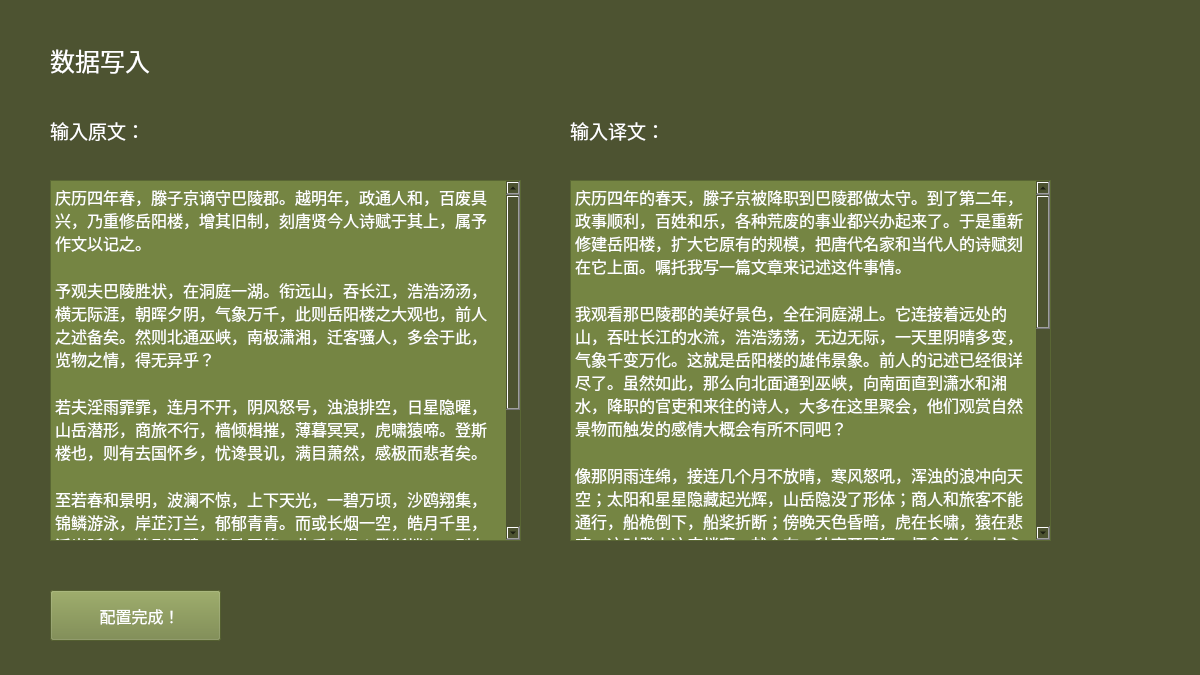
liyuxuan2003/EgretPoetry, file DataInputConfigSource.ui: the form before one commit.
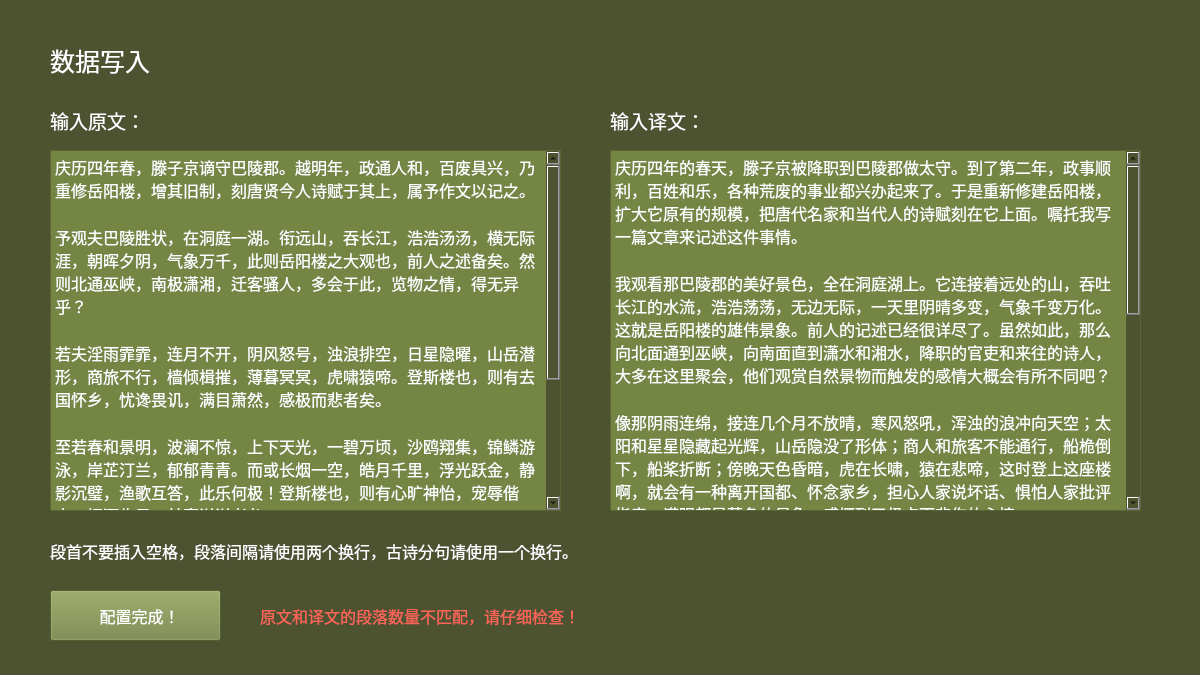
The form after the commit.

What changed in the file:
```diff
--- a/DataInputConfigSource.ui
+++ b/DataInputConfigSource.ui
@@ -42,7 +42,7 @@
    <property name="geometry">
     <rect>
      <x>50</x>
-     <y>110</y>
+     <y>100</y>
      <width>121</width>
      <height>41</height>
     </rect>
@@ -87,8 +87,8 @@
    <property name="geometry">
     <rect>
      <x>50</x>
-     <y>180</y>
-     <width>471</width>
+     <y>150</y>
+     <width>511</width>
      <height>361</height>
     </rect>
    </property>
@@ -111,14 +111,16 @@
 
 至若春和景明，波澜不惊，上下天光，一碧万顷，沙鸥翔集，锦鳞游泳，岸芷汀兰，郁郁青青。而或长烟一空，皓月千里，浮光跃金，静影沉璧，渔歌互答，此乐何极！登斯楼也，则有心旷神怡，宠辱偕忘，把酒临风，其喜洋洋者矣。
 
-嗟夫！予尝求古仁人之心，或异二者之为，何哉？不以物喜，不以己悲，居庙堂之高则忧其民，处江湖之远则忧其君。是进亦忧，退亦忧。然则何时而乐耶？其必曰“先天下之忧而忧，后天下之乐而乐”乎！噫！微斯人，吾谁与归？时六年九月十五日。</string>
+嗟夫！予尝求古仁人之心，或异二者之为，何哉？不以物喜，不以己悲，居庙堂之高则忧其民，处江湖之远则忧其君。是进亦忧，退亦忧。然则何时而乐耶？其必曰“先天下之忧而忧，后天下之乐而乐”乎！噫！微斯人，吾谁与归？
+
+时六年九月十五日。</string>
    </property>
   </widget>
   <widget class="QLabel" name="labelTranslate">
    <property name="geometry">
     <rect>
-     <x>570</x>
-     <y>110</y>
+     <x>610</x>
+     <y>100</y>
      <width>121</width>
      <height>41</height>
     </rect>
@@ -139,9 +141,9 @@
   <widget class="QPlainTextEdit" name="plainTextEditTranslate">
    <property name="geometry">
     <rect>
-     <x>570</x>
-     <y>180</y>
-     <width>481</width>
+     <x>610</x>
+     <y>150</y>
+     <width>531</width>
      <height>361</height>
     </rect>
    </property>
@@ -169,6 +171,50 @@
 写于庆历六年九月十五日。 </string>
    </property>
   </widget>
+  <widget class="QLabel" name="labelFailed">
+   <property name="geometry">
+    <rect>
+     <x>260</x>
+     <y>600</y>
+     <width>441</width>
+     <height>31</height>
+    </rect>
+   </property>
+   <property name="font">
+    <font>
+     <family>等线</family>
+     <pointsize>12</pointsize>
+    </font>
+   </property>
+   <property name="styleSheet">
+    <string notr="true">color: rgb(255, 100, 90);</string>
+   </property>
+   <property name="text">
+    <string>原文和译文的段落数量不匹配，请仔细检查！</string>
+   </property>
+  </widget>
+  <widget class="QLabel" name="labelInfo">
+   <property name="geometry">
+    <rect>
+     <x>50</x>
+     <y>530</y>
+     <width>911</width>
+     <height>41</height>
+    </rect>
+   </property>
+   <property name="font">
+    <font>
+     <family>等线</family>
+     <pointsize>12</pointsize>
+    </font>
+   </property>
+   <property name="styleSheet">
+    <string notr="true">color: rgb(255, 255, 255);</string>
+   </property>
+   <property name="text">
+    <string>段首不要插入空格，段落间隔请使用两个换行，古诗分句请使用一个换行。</string>
+   </property>
+  </widget>
  </widget>
  <resources/>
  <connections/>
```
